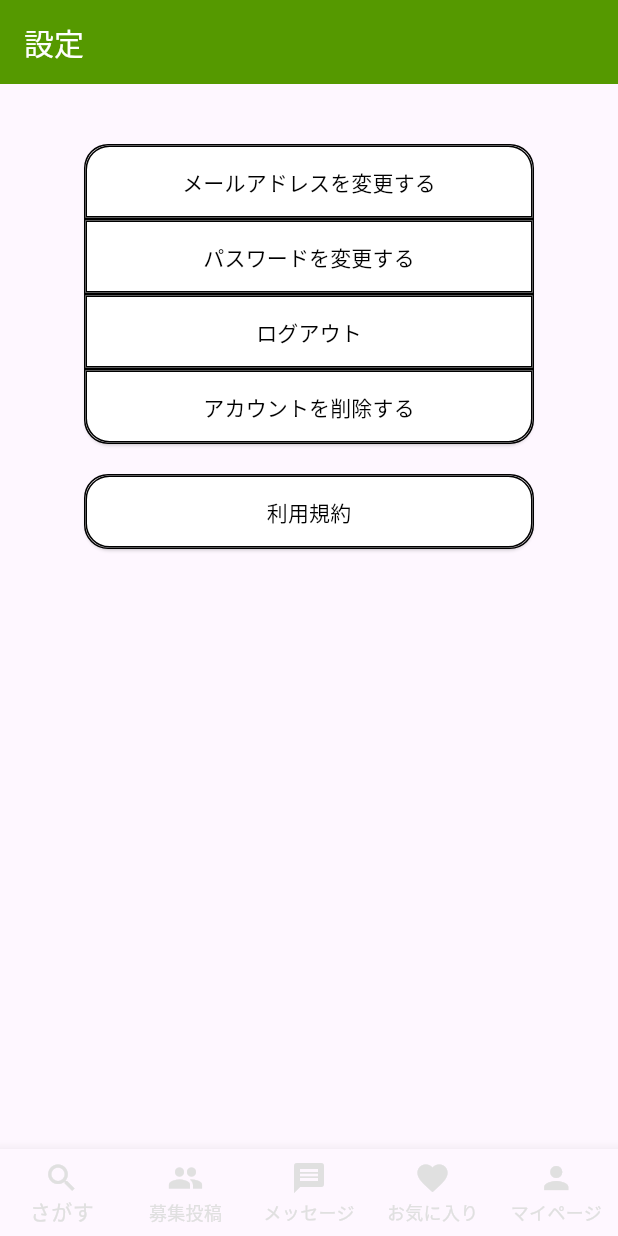
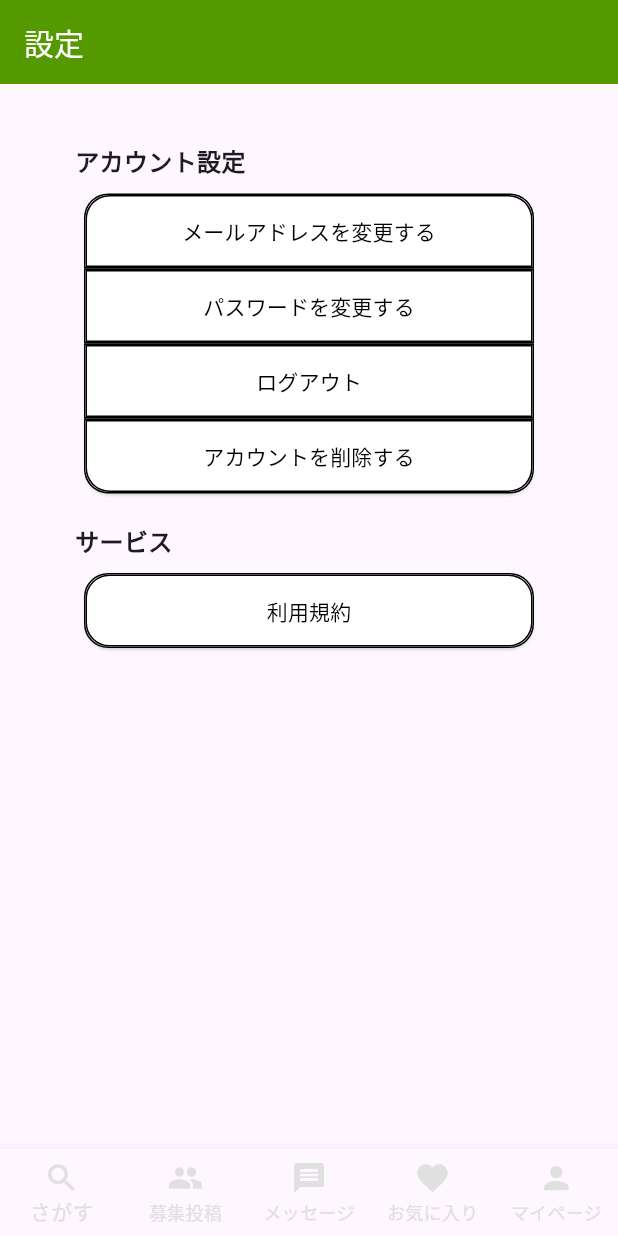
Before and after one commit to kuroda50/travel, a Flutter app: the SettingsScreen screen opened by its route, on a phone screen of 412 x 824 dp. Run offline on Flutter 3.47's test engine with Material 3 defaults, Android fonts, the phone set to English and light mode, and no system bars; our stand-ins replace cloud_firestore, device_preview, firebase_auth, firebase_core, go_router; accounts and stored records are empty.

Commit message:
setting#80

```diff
--- a/lib/screens/settings_screen.dart
+++ b/lib/screens/settings_screen.dart
@@ -1,6 +1,7 @@
 import 'package:flutter/material.dart';
 import 'package:firebase_auth/firebase_auth.dart';
 import 'package:travel/component/header.dart';
+import 'package:go_router/go_router.dart'; // go_routerをインポート
 
 class SettingsScreen extends StatelessWidget {
   const SettingsScreen({super.key});
@@ -13,14 +14,34 @@ class SettingsScreen extends StatelessWidget {
         child: Column(
           children: [
             const SizedBox(height: 40),
+            const Align(
+              alignment: Alignment.centerLeft,
+              child: Padding(
+                padding: EdgeInsets.only(left: 50.0, bottom: 10.0),
+                child: Text(
+                  'アカウント設定',
+                  style: TextStyle(fontSize: 16, fontWeight: FontWeight.bold),
+                ),
+              ),
+            ),
             buildButton(context, 'メールアドレスを変更する',
                 isFirst: true, showDialog: false),
-            buildButton(context, 'パスワードを変更する', showDialog: false),
+            buildButton(context, 'パスワードを変更する', showDialog: false, isPasswordChange: true), // 変更点
             buildButton(context, 'ログアウト', isLogout: true),
             buildButton(context, 'アカウントを削除する', isLast: true, isDelete: true),
             const SizedBox(height: 20),
+            const Align(
+              alignment: Alignment.centerLeft,
+              child: Padding(
+                padding: EdgeInsets.only(left: 50.0, bottom: 10.0),
+                child: Text(
+                  'サービス',
+                  style: TextStyle(fontSize: 16, fontWeight: FontWeight.bold),
+                ),
+              ),
+            ),
             buildButton(context, '利用規約',
-                isTerms: true, isFirst: true,  isLast: true, showDialog: false),
+                isTerms: true, isFirst: true, isLast: true, showDialog: false),
           ],
         ),
       ),
@@ -33,7 +54,8 @@ class SettingsScreen extends StatelessWidget {
       bool isLogout = false,
       bool isDelete = false,
       bool showDialog = true,
-      bool isTerms = false}) {
+      bool isTerms = false,
+      bool isPasswordChange = false}) { // 変更点
     BorderRadius borderRadius = BorderRadius.only(
       topLeft: isFirst ? const Radius.circular(16) : Radius.zero,
       topRight: isFirst ? const Radius.circular(16) : Radius.zero,
@@ -55,6 +77,10 @@ class SettingsScreen extends StatelessWidget {
             if (showDialog)
               {
                 showConfirmationDialog(context, text, isLogout, isDelete, isTerms),
+              }
+            else if (isPasswordChange) // 変更点
+              {
+                context.go('/password-change'), // 変更点
               }
             else
               {
@@ -113,6 +139,7 @@ void showConfirmationDialog(
                   // ログアウト処理
                   try {
                     FirebaseAuth.instance.signOut();
+                    context.go('/travel'); // ログアウト後に/travelに遷移
                   } catch (e) {
                     print(e);
                   }
@@ -120,6 +147,7 @@ void showConfirmationDialog(
                   // アカウント削除処理
                   try {
                     FirebaseAuth.instance.currentUser?.delete();
+                    context.go('/travel'); // アカウント削除後に/travelに遷移
                   } catch (e) {
                     print(e);
                   }
```
